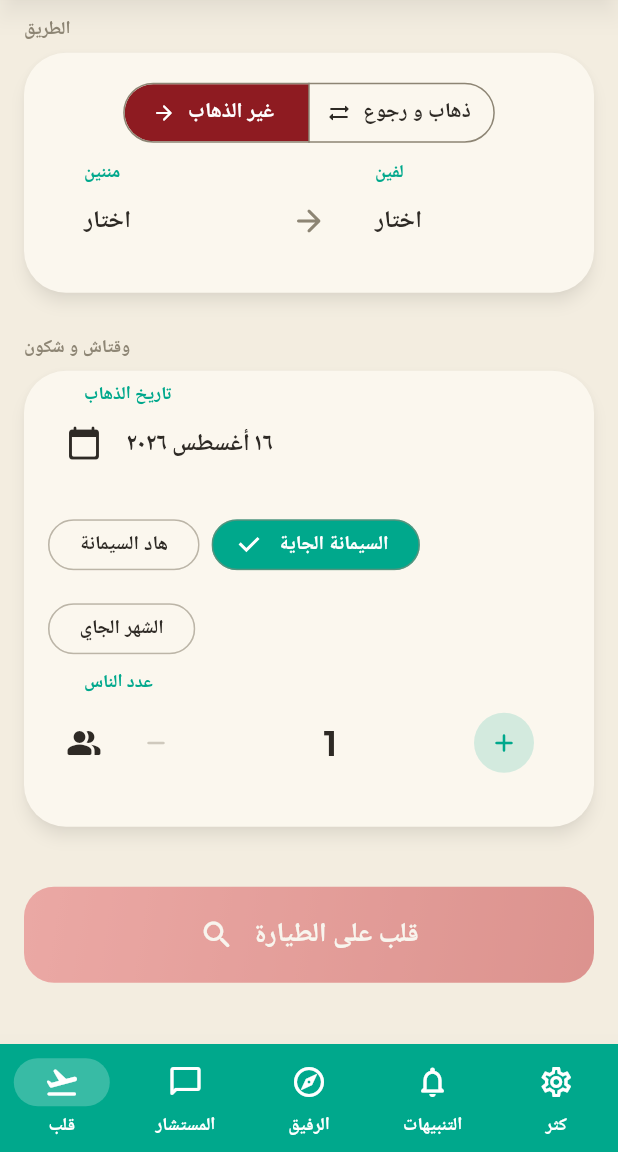
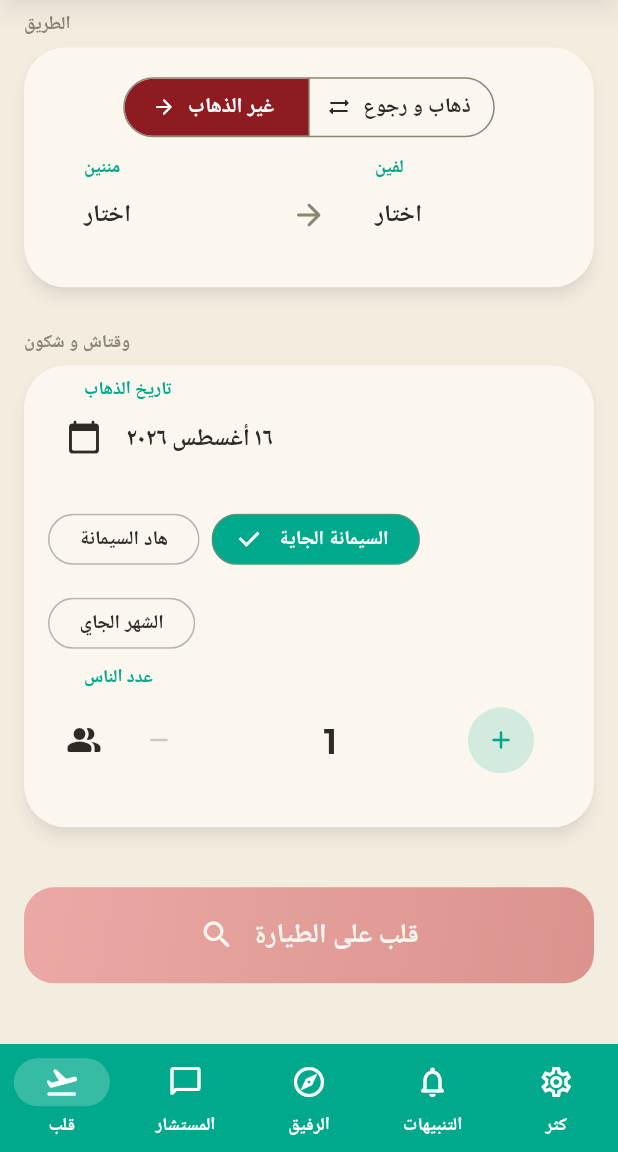
Before and after one commit to bakr1100-cyber/Bakr, a Flutter app: the HomeScreen screen opened directly, scrolled down 460 dp, on a phone screen of 412 x 824 dp, the part 84-1236 px from its top. Run offline on Flutter 3.47's test engine with Material 3 defaults, Android fonts, the phone set to English and light mode, and no system bars; our stand-ins replace firebase_auth, firebase_core, firebase_messaging, flutter_local_notifications, flutter_tts, google_fonts and 2 more; accounts and stored records are empty.

Commit message:
Accessibility/touch-target pass using the ui-ux-pro-max design skill
Ran the app's icon-only buttons against the skill's CRITICAL checks
(screen-reader labels, 44x44 minimum touch targets) and fixed what it
flagged:
- Passenger +/- buttons were 40x40 (below the 44x44 minimum) and had
  no accessible label at all - now 44x44 with tooltips
- Delete-alert, send-message, and mic buttons were icon-only with no
  tooltip/semantic label for screen readers - added one to each

```diff
--- a/lib/core/localization/app_localizations.dart
+++ b/lib/core/localization/app_localizations.dart
@@ -195,6 +195,20 @@ class AppLocalizations {
       AppLanguage.de: 'Personen',
       AppLanguage.fr: 'Voyageurs',
       AppLanguage.en: 'Passengers',
+    },
+    'increasePassengers': {
+      AppLanguage.ary: 'زيد راكب',
+      AppLanguage.ar: 'إضافة مسافر',
+      AppLanguage.de: 'Passagier hinzufügen',
+      AppLanguage.fr: 'Ajouter un passager',
+      AppLanguage.en: 'Add a passenger',
+    },
+    'decreasePassengers': {
+      AppLanguage.ary: 'نقص راكب',
+      AppLanguage.ar: 'إزالة مسافر',
+      AppLanguage.de: 'Passagier entfernen',
+      AppLanguage.fr: 'Retirer un passager',
+      AppLanguage.en: 'Remove a passenger',
     },
     'searchFlights': {
       AppLanguage.ary: 'قلب على الطيارة',
@@ -626,6 +640,27 @@ class AppLocalizations {
       AppLanguage.fr: 'réfléchit…',
       AppLanguage.en: 'thinking…',
     },
+    'sendMessage': {
+      AppLanguage.ary: 'صيفط',
+      AppLanguage.ar: 'إرسال',
+      AppLanguage.de: 'Nachricht senden',
+      AppLanguage.fr: 'Envoyer le message',
+      AppLanguage.en: 'Send message',
+    },
+    'startVoiceInput': {
+      AppLanguage.ary: 'بدا التسجيل بالصوت',
+      AppLanguage.ar: 'بدء التسجيل الصوتي',
+      AppLanguage.de: 'Spracheingabe starten',
+      AppLanguage.fr: 'Démarrer la saisie vocale',
+      AppLanguage.en: 'Start voice input',
+    },
+    'stopVoiceInput': {
+      AppLanguage.ary: 'وقف التسجيل بالصوت',
+      AppLanguage.ar: 'إيقاف التسجيل الصوتي',
+      AppLanguage.de: 'Spracheingabe stoppen',
+      AppLanguage.fr: 'Arrêter la saisie vocale',
+      AppLanguage.en: 'Stop voice input',
+    },
 
     // --- Price alerts -------------------------------------------------------
     'priceAlerts': {
@@ -641,6 +676,13 @@ class AppLocalizations {
       AppLanguage.de: 'Auf Preisänderungen prüfen',
       AppLanguage.fr: 'Vérifier les changements de prix',
       AppLanguage.en: 'Check for price changes',
+    },
+    'deleteAlert': {
+      AppLanguage.ary: 'حيد التنبيه',
+      AppLanguage.ar: 'حذف التنبيه',
+      AppLanguage.de: 'Preisalarm löschen',
+      AppLanguage.fr: "Supprimer l'alerte",
+      AppLanguage.en: 'Delete alert',
     },
     'noAlertsYetTitle': {
       AppLanguage.ary: 'مازال ماكاين تنبيهات',
--- a/lib/screens/alerts/price_alerts_screen.dart
+++ b/lib/screens/alerts/price_alerts_screen.dart
@@ -104,6 +104,7 @@ class PriceAlertsScreen extends StatelessWidget {
                           ),
                         ),
                         trailing: IconButton(
+                          tooltip: t('deleteAlert'),
                           icon: const Icon(Icons.delete_outline_rounded),
                           onPressed: () => provider.removeAlert(alert.id),
                         ),
--- a/lib/screens/assistant/ai_chat_screen.dart
+++ b/lib/screens/assistant/ai_chat_screen.dart
@@ -297,6 +297,7 @@ class _AiChatScreenState extends State<AiChatScreen> {
                       ),
                       const SizedBox(width: 4),
                       IconButton.filled(
+                        tooltip: t('sendMessage'),
                         onPressed: _sendText,
                         icon: const Icon(Icons.send_rounded),
                       ),
--- a/lib/widgets/passenger_counter.dart
+++ b/lib/widgets/passenger_counter.dart
@@ -16,9 +16,10 @@ class PassengerCounter extends StatelessWidget {
   @override
   Widget build(BuildContext context) {
     final theme = Theme.of(context);
+    final t = AppLocalizations.of(context).t;
     return InputDecorator(
       decoration: InputDecoration(
-        labelText: AppLocalizations.of(context).t('passengers'),
+        labelText: t('passengers'),
         prefixIcon: const Icon(Icons.people_alt_rounded),
       ),
       child: Row(
@@ -27,6 +28,7 @@ class PassengerCounter extends StatelessWidget {
           _RoundIconButton(
             icon: Icons.remove_rounded,
             enabled: count > 1,
+            label: t('decreasePassengers'),
             onTap: () => onChanged(count - 1),
           ),
           Text(
@@ -36,6 +38,7 @@ class PassengerCounter extends StatelessWidget {
           _RoundIconButton(
             icon: Icons.add_rounded,
             enabled: count < 9,
+            label: t('increasePassengers'),
             onTap: () => onChanged(count + 1),
           ),
         ],
@@ -45,24 +48,34 @@ class PassengerCounter extends StatelessWidget {
 }
 
 class _RoundIconButton extends StatelessWidget {
-  const _RoundIconButton({required this.icon, required this.enabled, required this.onTap});
+  const _RoundIconButton({
+    required this.icon,
+    required this.enabled,
+    required this.label,
+    required this.onTap,
+  });
 
   final IconData icon;
   final bool enabled;
+  final String label;
   final VoidCallback onTap;
 
   @override
   Widget build(BuildContext context) {
     final scheme = Theme.of(context).colorScheme;
-    return Material(
+    return Tooltip(
+      message: label,
+      child: Material(
         color: enabled ? AppColors.moroccoGreen.withValues(alpha: 0.16) : Colors.transparent,
         shape: const CircleBorder(),
         child: InkWell(
           customBorder: const CircleBorder(),
           onTap: enabled ? onTap : null,
+          // 44x44 is the accessibility-minimum touch target (was 40x40) -
+          // the icon itself stays visually smaller, centered inside.
           child: SizedBox(
-          width: 40,
-          height: 40,
+            width: 44,
+            height: 44,
             child: Icon(
               icon,
               size: 20,
@@ -70,6 +83,7 @@ class _RoundIconButton extends StatelessWidget {
             ),
           ),
         ),
+      ),
     );
   }
 }
--- a/lib/widgets/voice_mic_button.dart
+++ b/lib/widgets/voice_mic_button.dart
@@ -1,5 +1,6 @@
 import 'package:flutter/material.dart';
 
+import '../core/localization/app_localizations.dart';
 import '../core/theme/app_theme.dart';
 
 class VoiceMicButton extends StatelessWidget {
@@ -34,6 +35,7 @@ class VoiceMicButton extends StatelessWidget {
             : null,
       ),
       child: IconButton(
+        tooltip: AppLocalizations.of(context).t(isListening ? 'stopVoiceInput' : 'startVoiceInput'),
         onPressed: onPressed,
         icon: Icon(
           isListening ? Icons.mic : Icons.mic_none_rounded,
```
Lines whose indentation alone changed are shown as unchanged.
